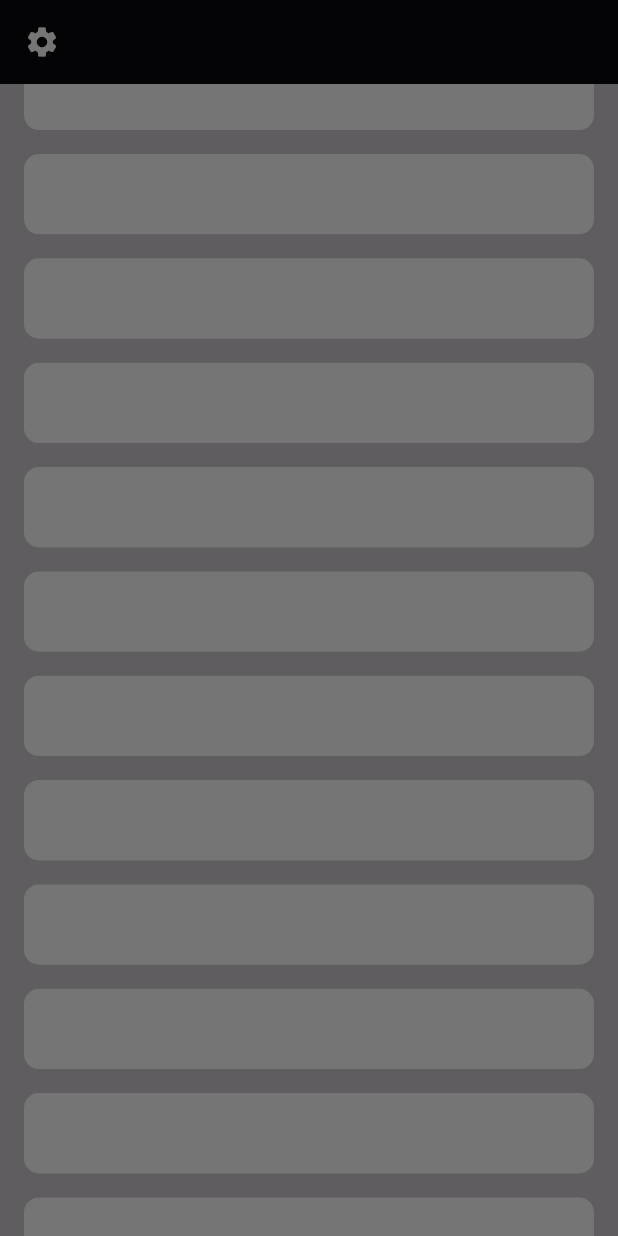
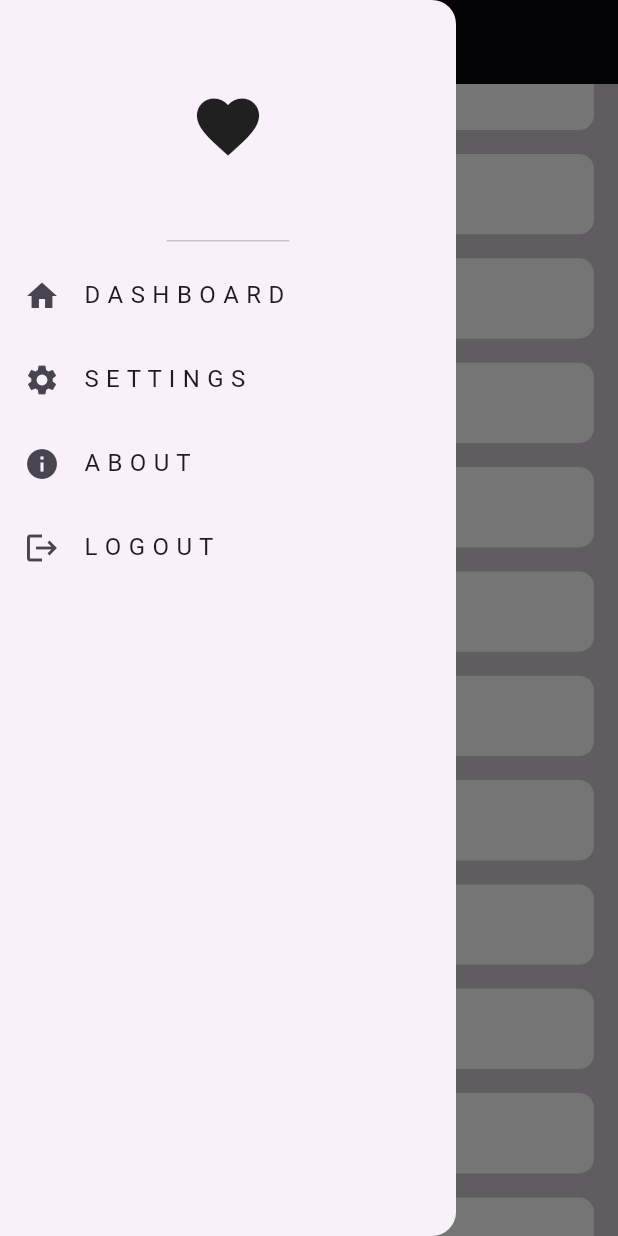
Before and after one commit to taherElzoghby27/responsive-adaptive-project, a Flutter app: the screen it shows after launch, scrolled down 576 dp, after a tap on the "settings" icon, on a phone screen of 412 x 824 dp. Run offline on Flutter 3.47's test engine with Material 3 defaults, Android fonts, the phone set to English and light mode, and no system bars.

Commit message:
finished drawer

```diff
--- a/lib/task1/common_widgets/custom_drawer.dart
+++ b/lib/task1/common_widgets/custom_drawer.dart
@@ -1,12 +1,21 @@
 import 'package:flutter/material.dart';
+
+import 'custom_drawer_items.dart';
 
 class CustomDrawer extends StatelessWidget {
   const CustomDrawer({super.key});
 
   @override
   Widget build(BuildContext context) {
-    return Column(
-      children: [],
+    return const Drawer(
+      child: Column(
+        children: [
+          DrawerHeader(
+            child: Icon(Icons.favorite, size: 50),
+          ),
+          CustomDrawerItems(),
+        ],
+      ),
     );
   }
 }
--- /dev/null
+++ b/lib/task1/common_widgets/custom_drawer_items.dart
@@ -0,0 +1,34 @@
+
+import 'package:flutter/material.dart';
+
+class CustomDrawerItems extends StatelessWidget {
+  const CustomDrawerItems({super.key});
+
+  @override
+  Widget build(BuildContext context) {
+    return Column(
+      children: [
+        ListTile(
+          leading: const Icon(Icons.home),
+          title: const Text('D A S H B O A R D'),
+          onTap: () {},
+        ),
+        ListTile(
+          leading: const Icon(Icons.settings),
+          title: const Text('S E T T I N G S'),
+          onTap: () {},
+        ),
+        ListTile(
+          leading: const Icon(Icons.info),
+          title: const Text('A B O U T'),
+          onTap: () {},
+        ),
+        ListTile(
+          leading: const Icon(Icons.logout),
+          title: const Text('L O G O U T'),
+          onTap: () {},
+        ),
+      ],
+    );
+  }
+}
```
